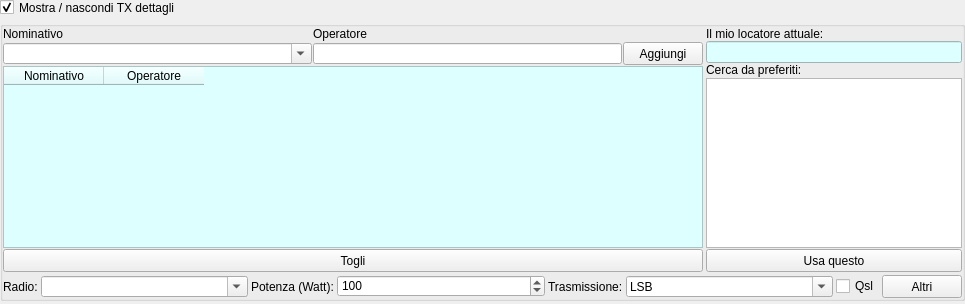
Old version of the form tx.ui in the repository DoppiaZeta/RFLog.
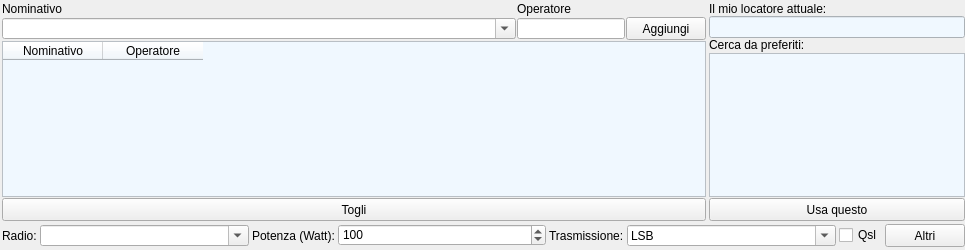
New version of the form.

Patch:
```diff
--- a/tx.ui
+++ b/tx.ui
@@ -7,7 +7,7 @@
     <x>0</x>
     <y>0</y>
     <width>965</width>
-    <height>304</height>
+    <height>250</height>
    </rect>
   </property>
   <property name="maximumSize">
@@ -26,18 +26,14 @@
 { height: 15px; }
 
 QDoubleSpinBox
-{ height: 18px; }
-</string>
+{ height: 18px; }</string>
   </property>
-  <layout class="QFormLayout" name="formLayout">
-   <property name="horizontalSpacing">
-    <number>0</number>
-   </property>
+  <layout class="QGridLayout" name="gridLayout">
    <property name="leftMargin">
-    <number>0</number>
+    <number>2</number>
    </property>
    <property name="topMargin">
-    <number>0</number>
+    <number>2</number>
    </property>
    <property name="rightMargin">
     <number>0</number>
@@ -45,23 +41,10 @@
    <property name="bottomMargin">
     <number>3</number>
    </property>
-   <item row="0" column="1">
-    <widget class="QCheckBox" name="checkBox">
-     <property name="maximumSize">
-      <size>
-       <width>16777215</width>
-       <height>15</height>
-      </size>
-     </property>
-     <property name="text">
-      <string>Mostra / nascondi TX dettagli</string>
-     </property>
-     <property name="checked">
-      <bool>true</bool>
-     </property>
-    </widget>
-   </item>
-   <item row="1" column="1">
+   <property name="horizontalSpacing">
+    <number>0</number>
+   </property>
+   <item row="0" column="0">
     <widget class="QWidget" name="txwidget" native="true">
      <layout class="QGridLayout" name="gridLayout_4">
       <property name="leftMargin">
@@ -80,10 +63,7 @@
        <number>0</number>
       </property>
       <item row="1" column="2">
-       <widget class="QGroupBox" name="groupBox_2">
-        <property name="title">
-         <string/>
-        </property>
+       <widget class="QWidget" name="widgetExGroupBox" native="true">
         <layout class="QGridLayout" name="gridLayout_3" rowstretch="1,0,0,0,0,0,0" columnstretch="1,0">
          <property name="leftMargin">
           <number>0</number>
@@ -104,31 +84,10 @@
           <number>0</number>
          </property>
          <item row="0" column="0" rowspan="4">
-          <layout class="QGridLayout" name="gridLayout_2" columnstretch="2,2,0">
+          <layout class="QGridLayout" name="gridLayout_2" rowstretch="0,0,0,0,0,0,0" columnstretch="2,0,0">
            <property name="spacing">
             <number>1</number>
            </property>
-           <item row="0" column="1">
-            <widget class="QLabel" name="label_3">
-             <property name="text">
-              <string>Operatore</string>
-             </property>
-            </widget>
-           </item>
-           <item row="0" column="0">
-            <widget class="QLabel" name="label">
-             <property name="text">
-              <string>Nominativo</string>
-             </property>
-            </widget>
-           </item>
-           <item row="3" column="0">
-            <widget class="QComboBox" name="nominativo">
-             <property name="editable">
-              <bool>true</bool>
-             </property>
-            </widget>
-           </item>
            <item row="3" column="2">
             <widget class="QPushButton" name="aggiungi">
              <property name="text">
@@ -136,20 +95,10 @@
              </property>
             </widget>
            </item>
-           <item row="3" column="1">
-            <widget class="QLineEdit" name="operatore"/>
-           </item>
-           <item row="6" column="0" colspan="3">
-            <widget class="QPushButton" name="togli">
-             <property name="text">
-              <string>Togli</string>
-             </property>
-            </widget>
-           </item>
            <item row="5" column="0" colspan="3">
             <widget class="QTableWidget" name="nominativiList">
              <property name="styleSheet">
-              <string notr="true">background-color: #dff;
+              <string notr="true">background-color: aliceblue;
 color: black;</string>
              </property>
              <property name="editTriggers">
@@ -176,6 +125,37 @@
              </column>
             </widget>
            </item>
+           <item row="0" column="1">
+            <widget class="QLabel" name="label_3">
+             <property name="text">
+              <string>Operatore</string>
+             </property>
+            </widget>
+           </item>
+           <item row="0" column="0">
+            <widget class="QLabel" name="label">
+             <property name="text">
+              <string>Nominativo</string>
+             </property>
+            </widget>
+           </item>
+           <item row="3" column="1">
+            <widget class="QLineEdit" name="operatore"/>
+           </item>
+           <item row="3" column="0">
+            <widget class="QComboBox" name="nominativo">
+             <property name="editable">
+              <bool>true</bool>
+             </property>
+            </widget>
+           </item>
+           <item row="6" column="0" colspan="3">
+            <widget class="QPushButton" name="togli">
+             <property name="text">
+              <string>Togli</string>
+             </property>
+            </widget>
+           </item>
           </layout>
          </item>
          <item row="6" column="0" colspan="2">
@@ -337,7 +317,7 @@
               <string notr="true">min-height: 20px;
 color: blue;
 font-weight: bold;
-background-color: #dff;
+background-color: aliceblue;
 letter-spacing: 2px;</string>
              </property>
              <property name="alignment">
@@ -367,18 +347,21 @@
              <item row="4" column="2">
               <widget class="QTableWidget" name="preferiti">
                <property name="styleSheet">
-                <string notr="true">    QTableWidget {
-        font-size: 10px; /* Dimensione del testo */
-    }
-    QHeaderView::section {
-        font-size: 10px; /* Dimensione del testo negli header (se visibili) */
-        padding: 0px; /* Margini negli header */
-    }
+                <string notr="true">QTableWidget {
+	font-size: 10px; /* Dimensione del testo */
+	background-color: aliceblue;
+	color: black;
+}
+QHeaderView::section {
+	font-size: 10px; /* Dimensione del testo negli header (se visibili) */
+	padding: 0px; /* Margini negli header */
+}
 QTableWidget::item {
     padding: 0px; /* Margini interni delle celle */
     margin: 0px;  /* Margini esterni */
     border: 0px;  /* Nessun bordo */
 }
+
 </string>
                </property>
                <property name="horizontalScrollBarPolicy">
```
Left out of the diff: 20 changed lines with no effect on the pictures.
